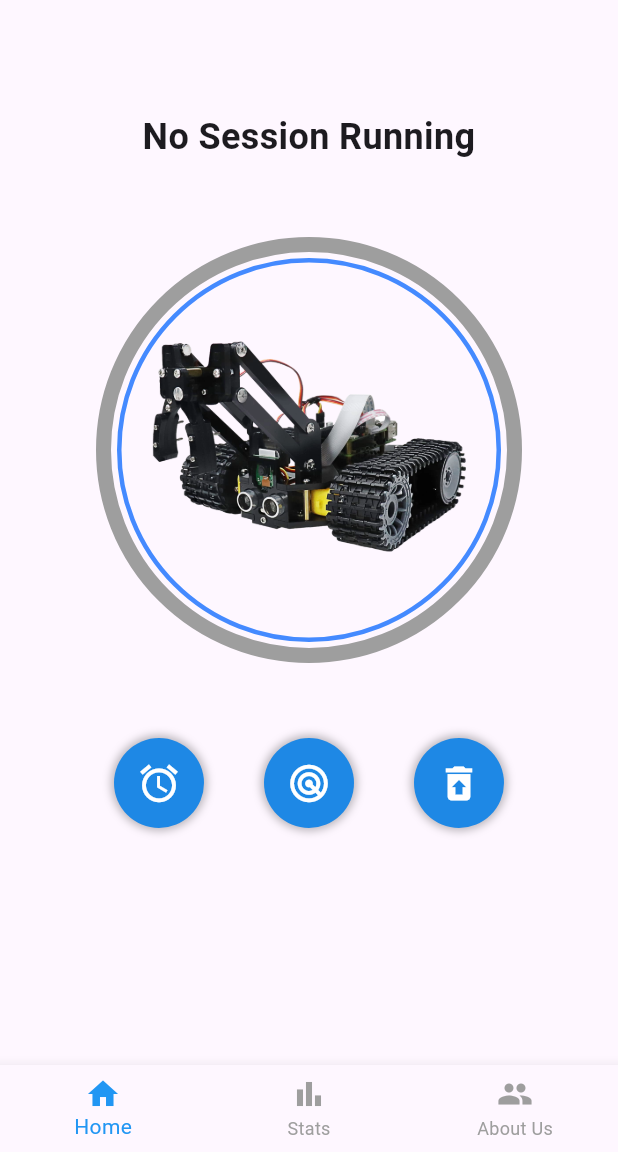
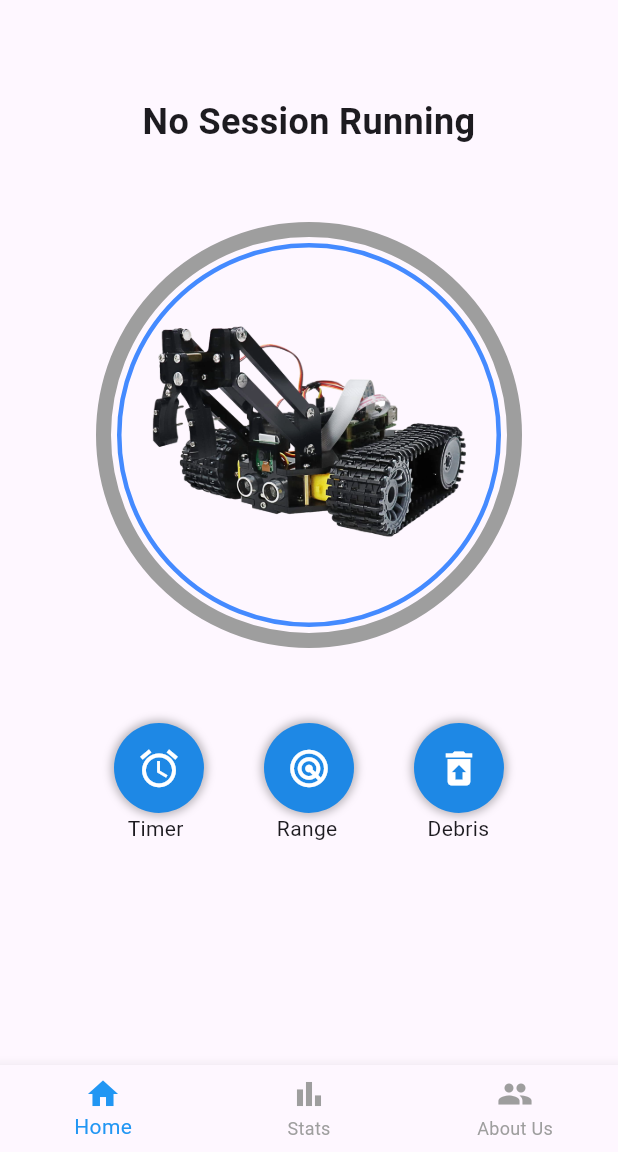
Before and after one commit to KaiFan26/Baldur_App-HackIllinois-, a Flutter app: the screen it shows after launch, on a phone screen of 412 x 824 dp, the part 84-1236 px from its top. Run offline on Flutter 3.47's test engine with Material 3 defaults, Android fonts, the light colour scheme and no system bars.

Commit message:
added text to buttons

```diff
--- a/lib/main.dart
+++ b/lib/main.dart
@@ -388,6 +388,17 @@ class MyHomePageState extends State<MyHomePage> {
               ],
             ),
 
+            Row(
+              children: [
+                SizedBox(width: 85),
+                Text("Timer"),
+                SizedBox(width: 62),
+                Text("Range"),
+                SizedBox(width: 60),
+                Text("Debris"),
+              ],
+            ),
+
             SizedBox(height: 50), // Spacing between side control and data text
 
             Text( // Display Data
```
